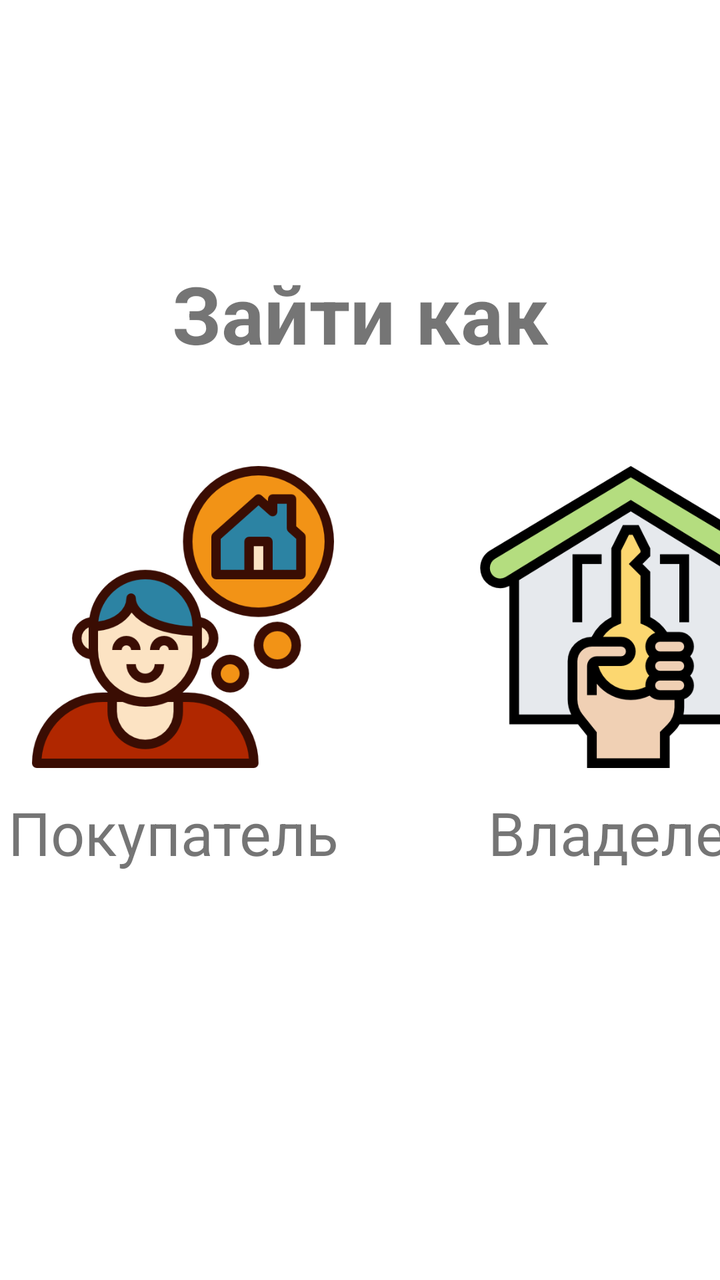
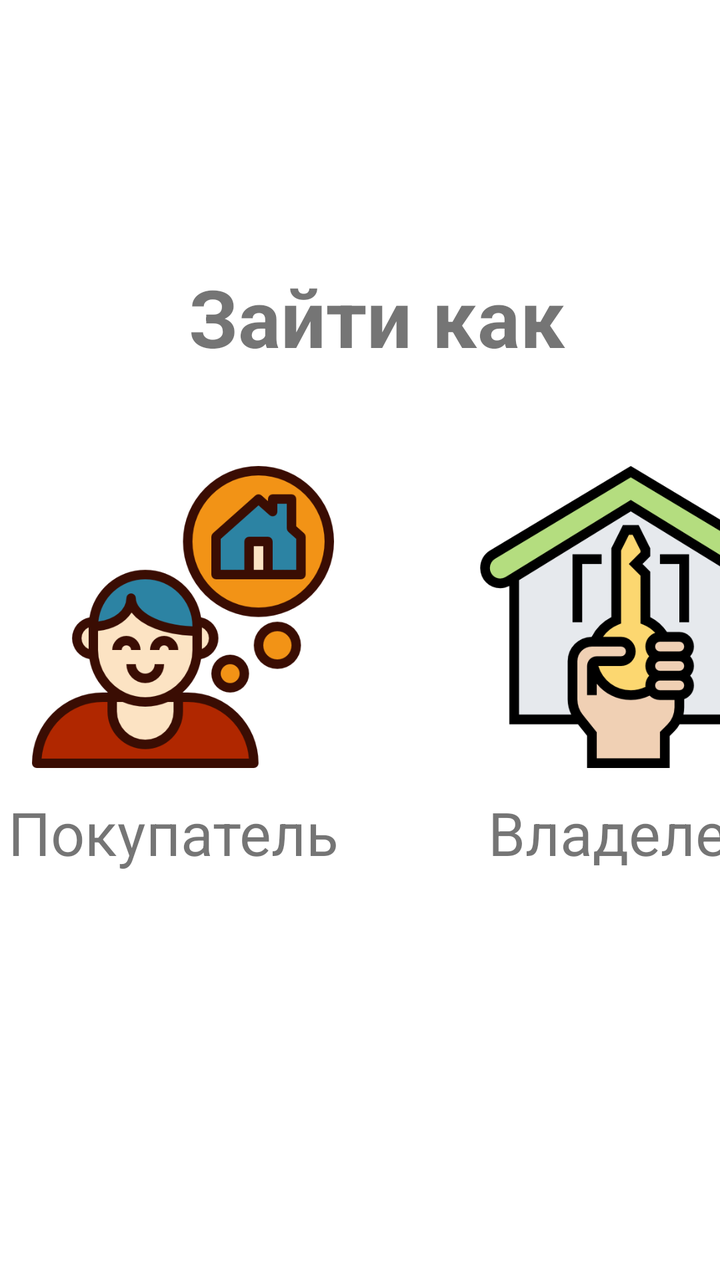

Before-and-after screenshots of an Android layout around one commit, followed by the original layout XML and the change that was made.
<!-- AndroidManifest.xml: activity theme AppTheme.NoActionBar -->
<!-- res/layout/activity_chose.xml -->
<?xml version="1.0" encoding="utf-8"?>
<android.support.constraint.ConstraintLayout xmlns:android="http://schemas.android.com/apk/res/android"
    xmlns:app="http://schemas.android.com/apk/res-auto"
    xmlns:tools="http://schemas.android.com/tools"
    android:layout_width="match_parent"
    android:layout_height="match_parent"
    android:background="@color/colorWhite"
    tools:context=".ChoseActivity">

    <TextView
        android:id="@+id/textView23"
        android:layout_width="wrap_content"
        android:layout_height="wrap_content"
        android:text="Зайти как"
        android:textAlignment="center"
        android:textSize="40sp"
        android:textStyle="bold"
        app:layout_constraintBottom_toTopOf="@+id/buyerbtn"
        app:layout_constraintEnd_toEndOf="parent"
        app:layout_constraintStart_toStartOf="parent"
        app:layout_constraintTop_toTopOf="parent"
        app:layout_constraintVertical_bias="0.775" />

    <ImageButton
        android:id="@+id/buyerbtn"
        android:layout_width="175sp"
        android:layout_height="0dp"
        android:layout_marginStart="4dp"
        android:backgroundTint="@android:color/white"
        android:scaleType="centerInside"
        app:layout_constraintBottom_toBottomOf="@+id/ownerbtn"
        app:layout_constraintStart_toStartOf="parent"
        app:layout_constraintTop_toTopOf="@+id/ownerbtn"
        app:layout_constraintVertical_bias="0.0"
        app:srcCompat="@drawable/ic_color_buyer" />

    <ImageButton
        android:id="@+id/ownerbtn"
        android:layout_width="175sp"
        android:layout_height="175sp"
        android:layout_marginStart="228dp"
        android:layout_marginBottom="244dp"
        android:backgroundTint="@android:color/white"
        android:scaleType="centerInside"
        app:layout_constraintBottom_toBottomOf="parent"
        app:layout_constraintStart_toStartOf="parent"
        app:srcCompat="@drawable/ic_color_owner" />

    <TextView
        android:id="@+id/textView24"
        android:layout_width="wrap_content"
        android:layout_height="wrap_content"
        android:text="Покупатель"
        android:textSize="30sp"
        app:layout_constraintStart_toStartOf="@+id/buyerbtn"
        app:layout_constraintTop_toBottomOf="@+id/buyerbtn" />

    <TextView
        android:id="@+id/textView25"
        android:layout_width="wrap_content"
        android:layout_height="wrap_content"
        android:layout_marginStart="16dp"
        android:text="Владелец"
        android:textSize="30sp"
        app:layout_constraintStart_toStartOf="@+id/ownerbtn"
        app:layout_constraintTop_toBottomOf="@+id/ownerbtn" />
</android.support.constraint.ConstraintLayout>
<!-- resources referenced by this layout -->
<resources>
  <color name="colorWhite">#FFFFFF</color>
  <!-- drawable ic_color_buyer: png bitmap (drawable, 35187 bytes) -->
  <!-- drawable ic_color_owner: png bitmap (drawable, 22368 bytes) -->
  <style name="AppTheme.NoActionBar">
          <item name="windowActionBar">false</item>
          <item name="windowNoTitle">true</item>
      </style>
</resources>

<!-- the commit's change to res/layout/activity_chose.xml (unified diff, before → after) -->
@@ -17,9 +17,10 @@
         android:textStyle="bold"
         app:layout_constraintBottom_toTopOf="@+id/buyerbtn"
         app:layout_constraintEnd_toEndOf="parent"
+        app:layout_constraintHorizontal_bias="0.549"
         app:layout_constraintStart_toStartOf="parent"
         app:layout_constraintTop_toTopOf="parent"
-        app:layout_constraintVertical_bias="0.775" />
+        app:layout_constraintVertical_bias="0.786" />
 
     <ImageButton
         android:id="@+id/buyerbtn"
